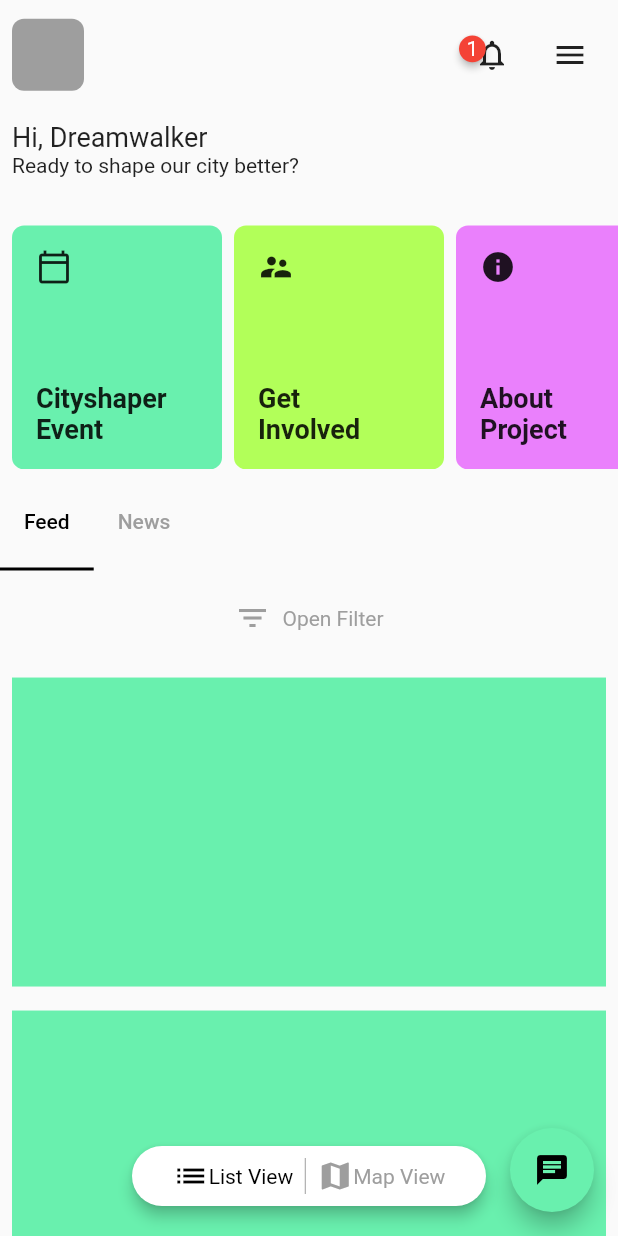
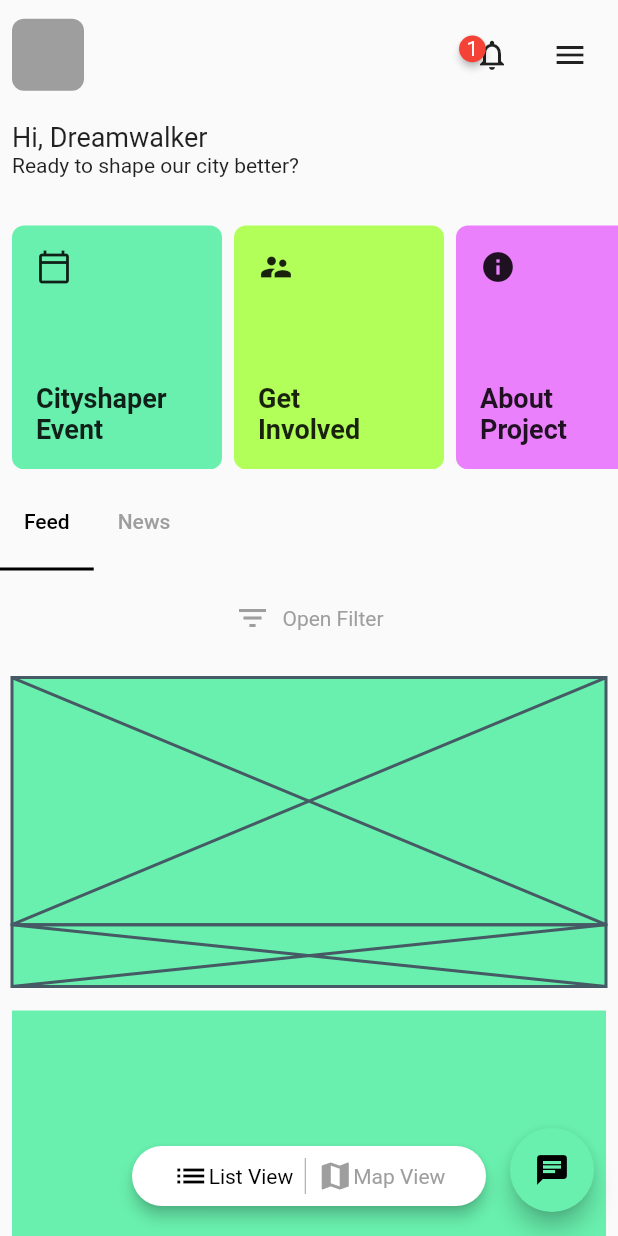
Before and after one commit to JAICHANGPARK/flutter_notebook_11th_story, a Flutter app: the screen it shows after launch, on a phone screen of 412 x 824 dp. Run offline on Flutter 3.47's test engine with Material 2 defaults, Android fonts, the phone set to English and light mode, and no system bars; drawn by our look-alikes of badges; our stand-ins replace backdrop, flutter_inner_drawer, flutter_slidable, flutter_swiper, google_fonts.

Commit message:
Update irys_home_page.dart

```diff
--- a/lib/ep727_irys_mobile_app/ui/irys_home_page.dart
+++ b/lib/ep727_irys_mobile_app/ui/irys_home_page.dart
@@ -226,7 +226,8 @@ class _IrysHomePageState extends State<IrysHomePage> with SingleTickerProviderSt
                                         ),
                                         child: Column(
                                           children: [
-
+                                            Expanded(child: Placeholder(), flex: 8,),
+                                            Expanded(child: Placeholder(), flex: 2,),
                                           ],
                                         ),
                                       ),
```
